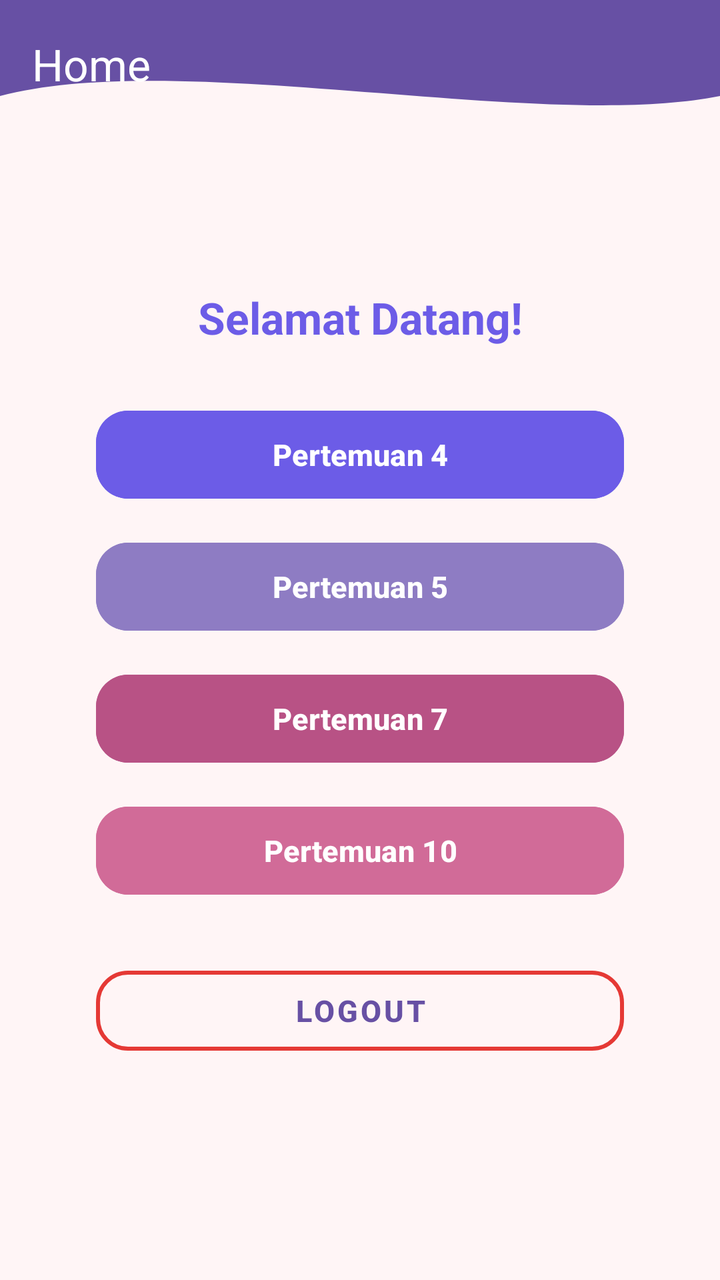
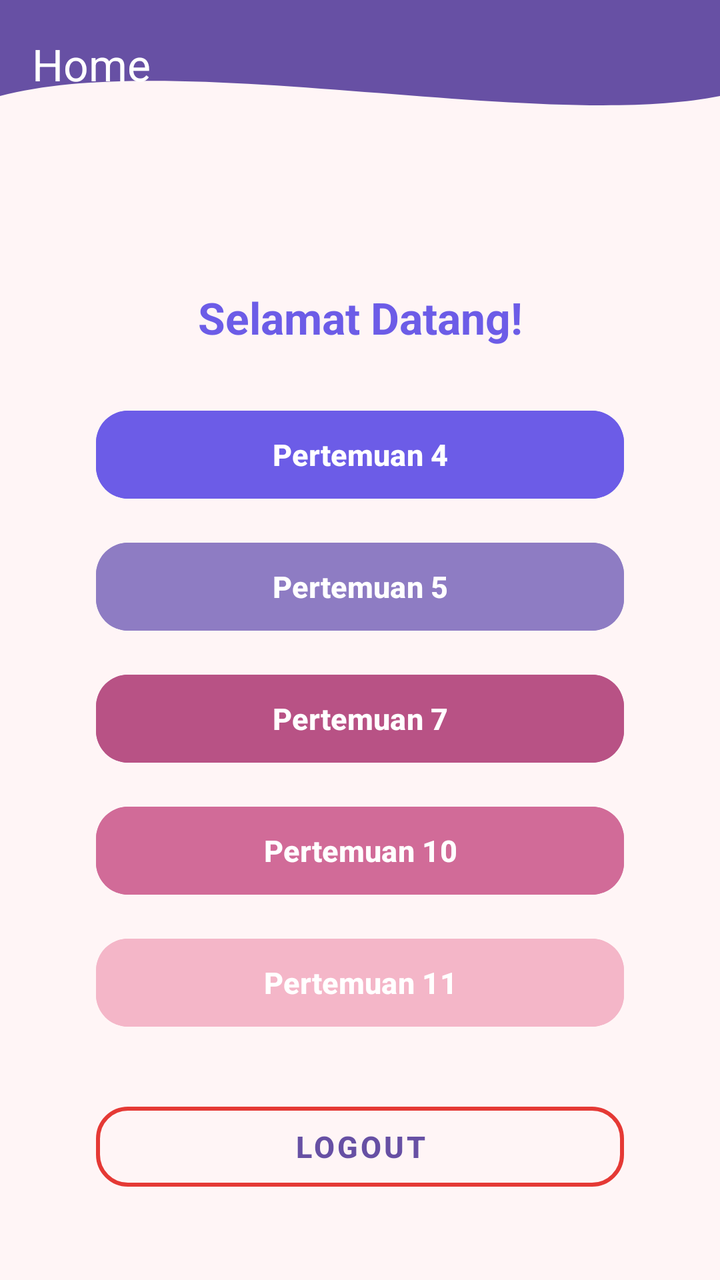

Compare the two renders of this Android layout. The source of the first and the diff that turns it into the second are given below.
<!-- AndroidManifest.xml: application theme Theme.Najahtiemobile -->
<!-- res/layout/fragment_home.xml -->
<?xml version="1.0" encoding="utf-8"?>
<androidx.constraintlayout.widget.ConstraintLayout
    xmlns:android="http://schemas.android.com/apk/res/android"
    xmlns:app="http://schemas.android.com/apk/res-auto"
    xmlns:tools="http://schemas.android.com/tools"
    android:layout_width="match_parent"
    android:layout_height="match_parent"
    android:background="#FFF5F6"
    tools:context=".Home.HomeFragment">

    
    <View
        android:id="@+id/background_header"
        android:layout_width="0dp"
        android:layout_height="120dp"
        android:background="@drawable/bg_header_wave"
        app:layout_constraintStart_toStartOf="parent"
        app:layout_constraintEnd_toEndOf="parent"
        app:layout_constraintTop_toTopOf="parent"/>

    
    <androidx.appcompat.widget.Toolbar
        android:id="@+id/toolbar"
        android:layout_width="0dp"
        android:layout_height="?attr/actionBarSize"
        android:background="@android:color/transparent"
        app:title="Home"
        app:titleTextColor="#FFFFFF"
        app:layout_constraintTop_toTopOf="parent"
        app:layout_constraintStart_toStartOf="parent"
        app:layout_constraintEnd_toEndOf="parent" />

    
    <TextView
        android:id="@+id/tvWelcome"
        android:layout_width="wrap_content"
        android:layout_height="wrap_content"
        android:layout_marginTop="24dp"
        android:text="Selamat Datang!"
        android:textColor="#6C5CE7"
        android:textSize="22sp"
        android:textStyle="bold"
        app:layout_constraintTop_toBottomOf="@id/background_header"
        app:layout_constraintStart_toStartOf="parent"
        app:layout_constraintEnd_toEndOf="parent" />

    
    <Button
        android:id="@+id/btnToFourth"
        android:layout_width="0dp"
        android:layout_height="52dp"
        android:layout_marginHorizontal="48dp"
        android:layout_marginTop="28dp"
        android:backgroundTint="#6C5CE7"
        android:text="Pertemuan 4"
        android:textColor="#FFFFFF"
        android:textSize="15sp"
        android:textStyle="bold"
        app:cornerRadius="16dp"
        app:layout_constraintTop_toBottomOf="@id/tvWelcome"
        app:layout_constraintStart_toStartOf="parent"
        app:layout_constraintEnd_toEndOf="parent" />

    
    <Button
        android:id="@+id/btnToFifth"
        android:layout_width="0dp"
        android:layout_height="52dp"
        android:layout_marginHorizontal="48dp"
        android:layout_marginTop="14dp"
        android:backgroundTint="#8E7CC3"
        android:text="Pertemuan 5"
        android:textColor="#FFFFFF"
        android:textSize="15sp"
        android:textStyle="bold"
        app:cornerRadius="16dp"
        app:layout_constraintTop_toBottomOf="@id/btnToFourth"
        app:layout_constraintStart_toStartOf="parent"
        app:layout_constraintEnd_toEndOf="parent" />

    
    <Button
        android:id="@+id/btnToSeventh"
        android:layout_width="0dp"
        android:layout_height="52dp"
        android:layout_marginHorizontal="48dp"
        android:layout_marginTop="14dp"
        android:backgroundTint="#B85285"
        android:text="Pertemuan 7"
        android:textColor="#FFFFFF"
        android:textSize="15sp"
        android:textStyle="bold"
        app:cornerRadius="16dp"
        app:layout_constraintTop_toBottomOf="@id/btnToFifth"
        app:layout_constraintStart_toStartOf="parent"
        app:layout_constraintEnd_toEndOf="parent" />

    
    <Button
        android:id="@+id/btnToTenth"
        android:layout_width="0dp"
        android:layout_height="52dp"
        android:layout_marginHorizontal="48dp"
        android:layout_marginTop="14dp"
        android:backgroundTint="#D16B98"
        android:text="Pertemuan 10"
        android:textColor="#FFFFFF"
        android:textSize="15sp"
        android:textStyle="bold"
        app:cornerRadius="16dp"
        app:layout_constraintTop_toBottomOf="@id/btnToSeventh"
        app:layout_constraintStart_toStartOf="parent"
        app:layout_constraintEnd_toEndOf="parent" />

    
    <com.google.android.material.button.MaterialButton
        android:id="@+id/btnLogout"
        style="@style/Widget.MaterialComponents.Button.OutlinedButton"
        android:layout_width="0dp"
        android:layout_height="52dp"
        android:layout_marginHorizontal="48dp"
        android:layout_marginTop="28dp"
        android:text="Logout"
        android:textSize="15sp"
        android:textStyle="bold"
        app:strokeColor="#E53935"
        app:strokeWidth="2dp"
        app:cornerRadius="16dp"
        app:layout_constraintTop_toBottomOf="@id/btnToTenth"
        app:layout_constraintStart_toStartOf="parent"
        app:layout_constraintEnd_toEndOf="parent" />

</androidx.constraintlayout.widget.ConstraintLayout>
<!-- resources referenced by this layout -->
<resources>
  <!-- drawable bg_header_wave (drawable) -->
  <?xml version="1.0" encoding="utf-8"?>
  <vector xmlns:android="http://schemas.android.com/apk/res/android"
      android:width="100dp"
      android:height="100dp"
      android:viewportWidth="100"
      android:viewportHeight="100">
  
      
      <path
          android:fillColor="?attr/colorPrimary"
          android:pathData="
              M0,0
              L100,0
              L100,40
              C 75,55
                25,20
                0,40
              Z" />
  </vector>
  <style name="Theme.Najahtiemobile" parent="Base.Theme.Najahtiemobile" />
  <style name="Base.Theme.Najahtiemobile" parent="Theme.Material3.DayNight.NoActionBar">
          
          
      </style>
</resources>

<!-- the commit's change to res/layout/fragment_home.xml (unified diff, before → after) -->
@@ -114,20 +114,37 @@
 
     
     <com.google.android.material.button.MaterialButton
+        android:id="@+id/btnToEleven"
+        android:layout_width="0dp"
+        android:layout_height="52dp"
+        android:layout_marginHorizontal="48dp"
+        android:layout_marginTop="80dp"
+        android:backgroundTint="#F4B6C8"
+        android:text="Pertemuan 11"
+        android:textColor="#FFFFFF"
+        android:textSize="15sp"
+        android:textStyle="bold"
+        app:cornerRadius="16dp"
+        app:layout_constraintEnd_toEndOf="parent"
+        app:layout_constraintStart_toStartOf="parent"
+        app:layout_constraintTop_toBottomOf="@id/btnToSeventh" />
+
+    
+    <com.google.android.material.button.MaterialButton
         android:id="@+id/btnLogout"
         style="@style/Widget.MaterialComponents.Button.OutlinedButton"
         android:layout_width="0dp"
         android:layout_height="52dp"
         android:layout_marginHorizontal="48dp"
-        android:layout_marginTop="28dp"
+        android:layout_marginTop="96dp"
         android:text="Logout"
         android:textSize="15sp"
         android:textStyle="bold"
+        app:cornerRadius="16dp"
+        app:layout_constraintEnd_toEndOf="parent"
+        app:layout_constraintStart_toStartOf="parent"
+        app:layout_constraintTop_toBottomOf="@id/btnToTenth"
         app:strokeColor="#E53935"
-        app:strokeWidth="2dp"
-        app:cornerRadius="16dp"
-        app:layout_constraintTop_toBottomOf="@id/btnToTenth"
-        app:layout_constraintStart_toStartOf="parent"
-        app:layout_constraintEnd_toEndOf="parent" />
+        app:strokeWidth="2dp" />
 
 </androidx.constraintlayout.widget.ConstraintLayout>
